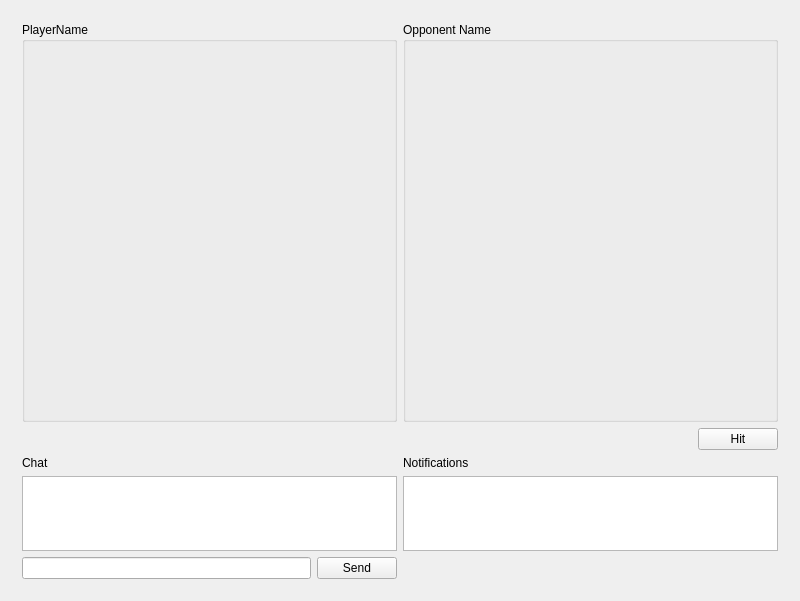
Before: the Qt Designer form src/CBattleshipp/mainwindow.ui in MATF-RS19/RS022-cbattleshipp, drawn with Qt 5.
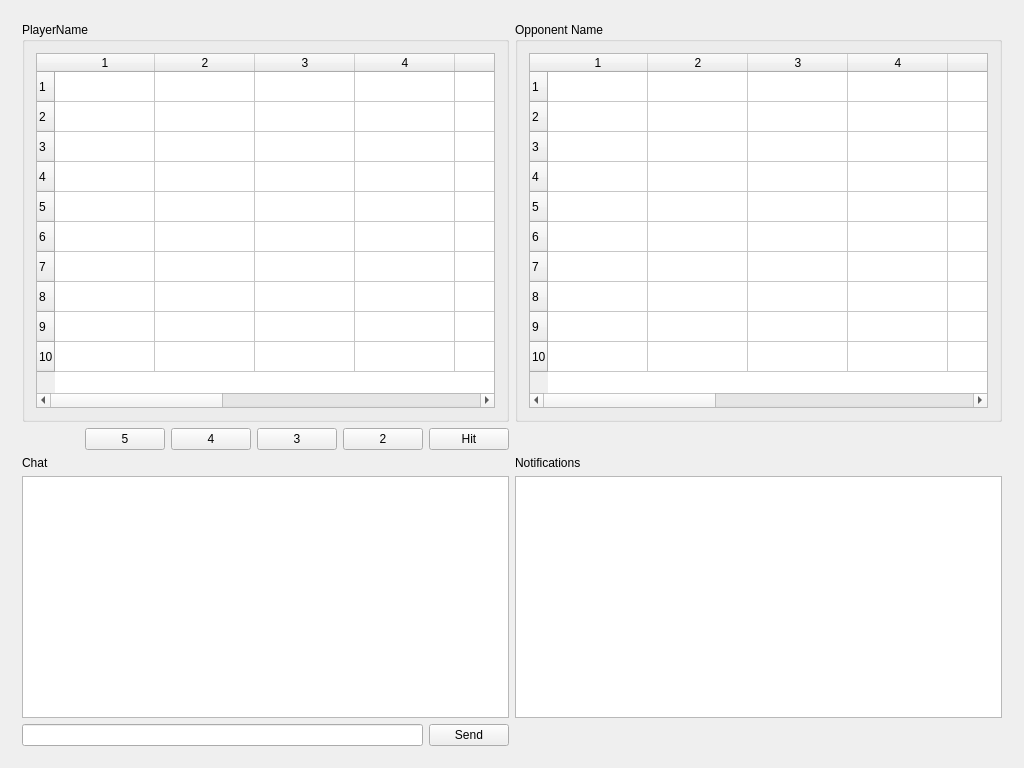
After: the same form once the commit is applied. The open tabs and pages were chosen to show the change.

Commit message: Dodato: Nacrtana mapa za brodove. Omogucen odabir velicine broda.

Diff of the .ui file:
```diff
--- a/src/CBattleshipp/mainwindow.ui
+++ b/src/CBattleshipp/mainwindow.ui
@@ -6,8 +6,8 @@
    <rect>
     <x>0</x>
     <y>0</y>
-    <width>800</width>
-    <height>601</height>
+    <width>1024</width>
+    <height>768</height>
    </rect>
   </property>
   <property name="windowTitle">
@@ -193,8 +193,8 @@
        </layout>
       </widget>
       <widget class="QWidget" name="gameScreen">
-       <layout class="QVBoxLayout" name="verticalLayout_3">
-        <item>
+       <layout class="QGridLayout" name="gridLayout">
+        <item row="0" column="0" colspan="2">
          <layout class="QHBoxLayout" name="horizontalLayout_4">
           <item>
            <widget class="QGroupBox" name="playerBox">
@@ -207,6 +207,112 @@
             <property name="title">
              <string>PlayerName</string>
             </property>
+            <layout class="QGridLayout" name="gridLayout_5">
+             <item row="0" column="0">
+              <widget class="QTableWidget" name="tableWidget">
+               <row>
+                <property name="text">
+                 <string>1</string>
+                </property>
+               </row>
+               <row>
+                <property name="text">
+                 <string>2</string>
+                </property>
+               </row>
+               <row>
+                <property name="text">
+                 <string>3</string>
+                </property>
+               </row>
+               <row>
+                <property name="text">
+                 <string>4</string>
+                </property>
+               </row>
+               <row>
+                <property name="text">
+                 <string>5</string>
+                </property>
+               </row>
+               <row>
+                <property name="text">
+                 <string>6</string>
+                </property>
+               </row>
+               <row>
+                <property name="text">
+                 <string>7</string>
+                </property>
+               </row>
+               <row>
+                <property name="text">
+                 <string>8</string>
+                </property>
+               </row>
+               <row>
+                <property name="text">
+                 <string>9</string>
+                </property>
+               </row>
+               <row>
+                <property name="text">
+                 <string>10</string>
+                </property>
+               </row>
+               <column>
+                <property name="text">
+                 <string>1</string>
+                </property>
+               </column>
+               <column>
+                <property name="text">
+                 <string>2</string>
+                </property>
+               </column>
+               <column>
+                <property name="text">
+                 <string>3</string>
+                </property>
+               </column>
+               <column>
+                <property name="text">
+                 <string>4</string>
+                </property>
+               </column>
+               <column>
+                <property name="text">
+                 <string>5</string>
+                </property>
+               </column>
+               <column>
+                <property name="text">
+                 <string>6</string>
+                </property>
+               </column>
+               <column>
+                <property name="text">
+                 <string>7</string>
+                </property>
+               </column>
+               <column>
+                <property name="text">
+                 <string>8</string>
+                </property>
+               </column>
+               <column>
+                <property name="text">
+                 <string>9</string>
+                </property>
+               </column>
+               <column>
+                <property name="text">
+                 <string>10</string>
+                </property>
+               </column>
+              </widget>
+             </item>
+            </layout>
            </widget>
           </item>
           <item>
@@ -220,11 +326,117 @@
             <property name="title">
              <string>Opponent Name</string>
             </property>
+            <layout class="QGridLayout" name="gridLayout_4">
+             <item row="0" column="0">
+              <widget class="QTableWidget" name="tableWidget_2">
+               <row>
+                <property name="text">
+                 <string>1</string>
+                </property>
+               </row>
+               <row>
+                <property name="text">
+                 <string>2</string>
+                </property>
+               </row>
+               <row>
+                <property name="text">
+                 <string>3</string>
+                </property>
+               </row>
+               <row>
+                <property name="text">
+                 <string>4</string>
+                </property>
+               </row>
+               <row>
+                <property name="text">
+                 <string>5</string>
+                </property>
+               </row>
+               <row>
+                <property name="text">
+                 <string>6</string>
+                </property>
+               </row>
+               <row>
+                <property name="text">
+                 <string>7</string>
+                </property>
+               </row>
+               <row>
+                <property name="text">
+                 <string>8</string>
+                </property>
+               </row>
+               <row>
+                <property name="text">
+                 <string>9</string>
+                </property>
+               </row>
+               <row>
+                <property name="text">
+                 <string>10</string>
+                </property>
+               </row>
+               <column>
+                <property name="text">
+                 <string>1</string>
+                </property>
+               </column>
+               <column>
+                <property name="text">
+                 <string>2</string>
+                </property>
+               </column>
+               <column>
+                <property name="text">
+                 <string>3</string>
+                </property>
+               </column>
+               <column>
+                <property name="text">
+                 <string>4</string>
+                </property>
+               </column>
+               <column>
+                <property name="text">
+                 <string>5</string>
+                </property>
+               </column>
+               <column>
+                <property name="text">
+                 <string>6</string>
+                </property>
+               </column>
+               <column>
+                <property name="text">
+                 <string>7</string>
+                </property>
+               </column>
+               <column>
+                <property name="text">
+                 <string>8</string>
+                </property>
+               </column>
+               <column>
+                <property name="text">
+                 <string>9</string>
+                </property>
+               </column>
+               <column>
+                <property name="text">
+                 <string>10</string>
+                </property>
+               </column>
+              </widget>
+             </item>
+            </layout>
            </widget>
           </item>
          </layout>
         </item>
-        <item>
+        <item row="1" column="0">
          <layout class="QGridLayout" name="gridLayout_2">
           <item row="0" column="0">
            <spacer name="horizontalSpacer_5">
@@ -239,72 +451,97 @@
             </property>
            </spacer>
           </item>
-          <item row="0" column="1">
+          <item row="0" column="2">
            <widget class="QPushButton" name="pushButton">
             <property name="text">
              <string>Hit</string>
             </property>
            </widget>
           </item>
-         </layout>
-        </item>
-        <item>
-         <layout class="QGridLayout" name="gridLayout">
           <item row="0" column="1">
-           <widget class="QLabel" name="label_4">
-            <property name="text">
-             <string>Notifications</string>
-            </property>
-           </widget>
-          </item>
-          <item row="4" column="1">
-           <layout class="QVBoxLayout" name="verticalLayout_4">
+           <layout class="QHBoxLayout" name="horizontalLayout_6">
             <item>
-             <widget class="QTextEdit" name="teNotifications">
-              <property name="sizePolicy">
-               <sizepolicy hsizetype="Expanding" vsizetype="Expanding">
-                <horstretch>0</horstretch>
-                <verstretch>0</verstretch>
-               </sizepolicy>
+             <widget class="QPushButton" name="boatSize5">
+              <property name="text">
+               <string>5</string>
               </property>
-              <property name="undoRedoEnabled">
-               <bool>false</bool>
+             </widget>
+            </item>
+            <item>
+             <widget class="QPushButton" name="boatSize4">
+              <property name="text">
+               <string>4</string>
               </property>
-              <property name="readOnly">
-               <bool>true</bool>
+             </widget>
+            </item>
+            <item>
+             <widget class="QPushButton" name="boatSize3">
+              <property name="text">
+               <string>3</string>
               </property>
-              <property name="textInteractionFlags">
-               <set>Qt::NoTextInteraction</set>
+             </widget>
+            </item>
+            <item>
+             <widget class="QPushButton" name="boatSize2">
+              <property name="text">
+               <string>2</string>
               </property>
              </widget>
             </item>
            </layout>
           </item>
-          <item row="4" column="0">
-           <widget class="QTextEdit" name="teChat">
+         </layout>
+        </item>
+        <item row="2" column="0">
+         <widget class="QLabel" name="label_5">
+          <property name="text">
+           <string>Chat</string>
+          </property>
+         </widget>
+        </item>
+        <item row="2" column="1">
+         <widget class="QLabel" name="label_4">
+          <property name="text">
+           <string>Notifications</string>
+          </property>
+         </widget>
+        </item>
+        <item row="3" column="0">
+         <widget class="QTextEdit" name="teChat">
+          <property name="readOnly">
+           <bool>true</bool>
+          </property>
+         </widget>
+        </item>
+        <item row="3" column="1">
+         <layout class="QVBoxLayout" name="verticalLayout_4">
+          <item>
+           <widget class="QTextEdit" name="teNotifications">
+            <property name="sizePolicy">
+             <sizepolicy hsizetype="Expanding" vsizetype="Expanding">
+              <horstretch>0</horstretch>
+              <verstretch>0</verstretch>
+             </sizepolicy>
+            </property>
+            <property name="undoRedoEnabled">
+             <bool>false</bool>
+            </property>
             <property name="readOnly">
              <bool>true</bool>
             </property>
            </widget>
           </item>
-          <item row="5" column="0">
-           <layout class="QHBoxLayout" name="horizontalLayout_3">
-            <item>
-             <widget class="QLineEdit" name="leTextMsg"/>
-            </item>
-            <item>
-             <widget class="QPushButton" name="sendButton">
-              <property name="text">
-               <string>Send</string>
-              </property>
-             </widget>
-            </item>
-           </layout>
+         </layout>
+        </item>
+        <item row="4" column="0">
+         <layout class="QHBoxLayout" name="horizontalLayout_3">
+          <item>
+           <widget class="QLineEdit" name="leTextMsg"/>
           </item>
-          <item row="0" column="0">
-           <widget class="QLabel" name="label_5">
+          <item>
+           <widget class="QPushButton" name="sendButton">
             <property name="text">
-             <string>Chat</string>
+             <string>Send</string>
             </property>
            </widget>
           </item>
```
Left out of the diff: 3 changed lines with no effect on the pictures. The commit also changes 2 other files.
